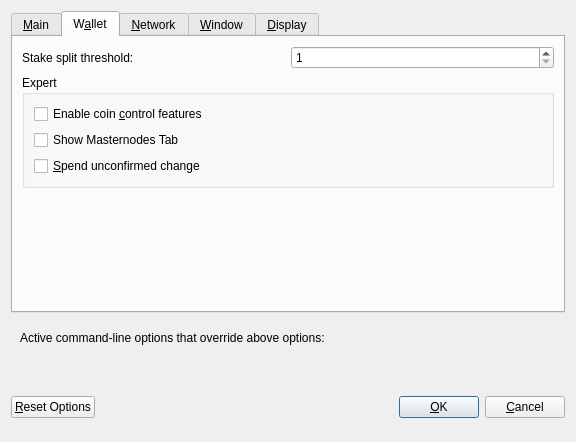
First picture: the form in src/qt/forms/optionsdialog.ui, repository Frenchh/Code-source, before the edit.
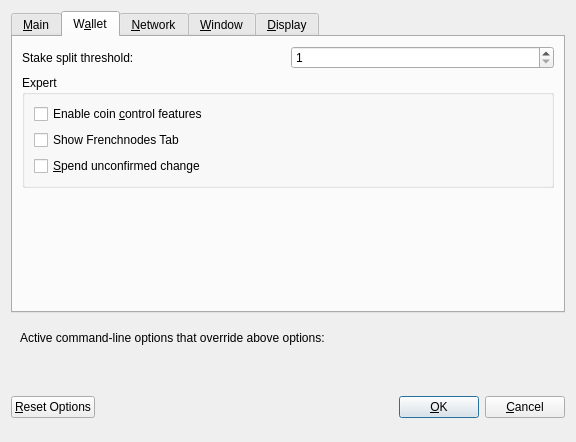
Second picture: the form after the edit. The open tabs and pages were chosen to show the change. Custom widgets are drawn as their Qt base class.

```diff
--- a/src/qt/forms/optionsdialog.ui
+++ b/src/qt/forms/optionsdialog.ui
@@ -180,7 +180,7 @@
              <string>Show additional tab listing all your masternodes in first sub-tab&lt;br/&gt;and all masternodes on the network in second sub-tab.</string>
             </property>
             <property name="text">
-             <string>Show Masternodes Tab</string>
+             <string>Show Frenchnodes Tab</string>
             </property>
            </widget>
           </item>
```
Left out of the diff: 2 changed lines with no effect on the pictures.
